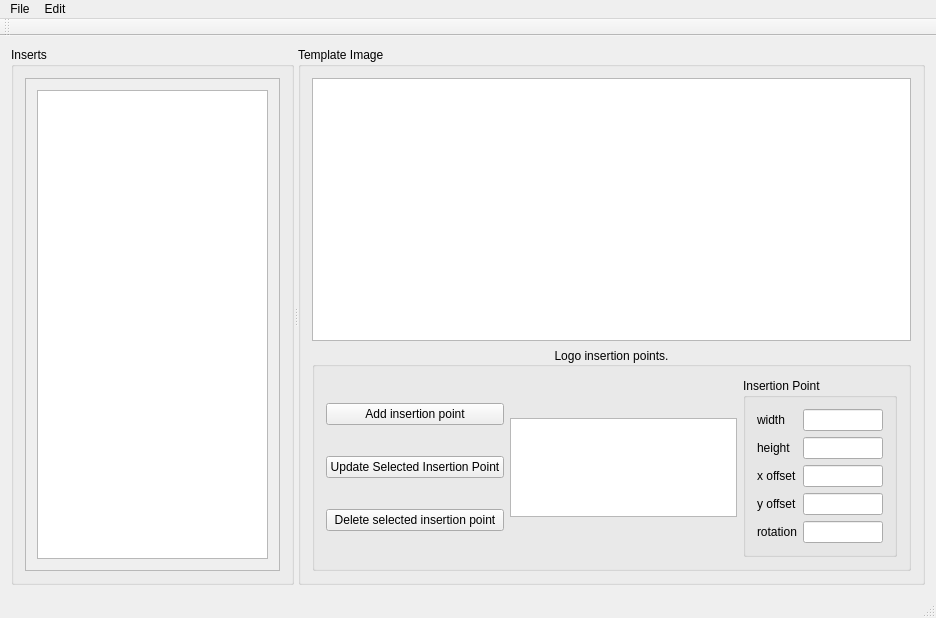
First picture: the form in make_image_inserts.ui, repository kenaaker/make_inserts_Qt, before the edit.
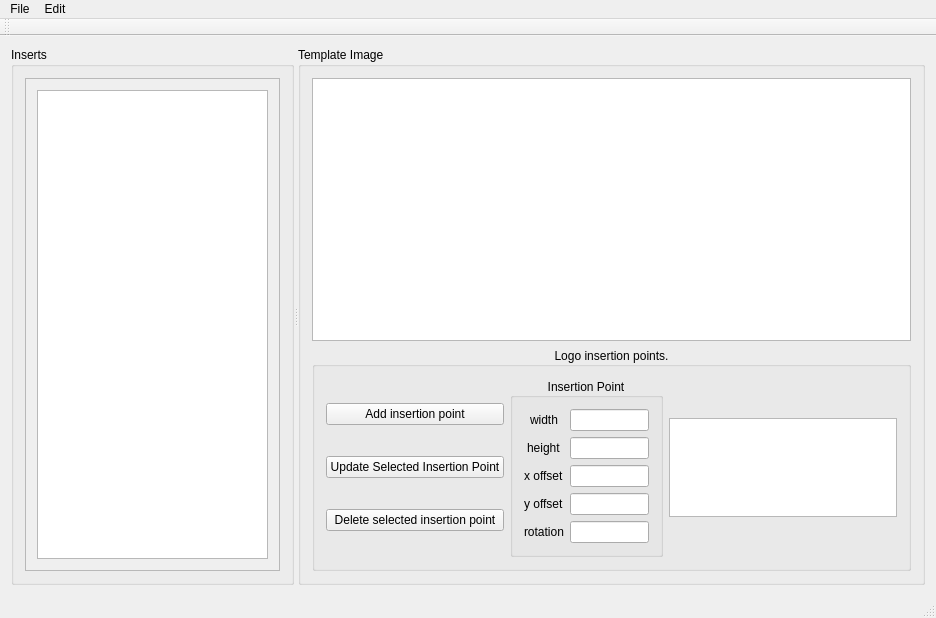
Second picture: the form after the edit. Custom widgets are drawn as their Qt base class.

Commit message: Changes to try to make insert mode work in lineedits.

Patch:
```diff
--- a/make_image_inserts.ui
+++ b/make_image_inserts.ui
@@ -240,33 +240,20 @@
              </item>
             </layout>
            </item>
-           <item>
-            <widget class="QListWidget" name="insertion_points">
-             <property name="sizePolicy">
-              <sizepolicy hsizetype="Expanding" vsizetype="Maximum">
-               <horstretch>0</horstretch>
-               <verstretch>0</verstretch>
-              </sizepolicy>
-             </property>
-             <property name="maximumSize">
-              <size>
-               <width>16777215</width>
-               <height>99</height>
-              </size>
-             </property>
-             <property name="whatsThis">
-              <string extracomment="These are the places where the image will be inserted"/>
-             </property>
-            </widget>
-           </item>
            <item>
             <widget class="QGroupBox" name="groupBox_4">
              <property name="title">
               <string>Insertion Point</string>
              </property>
+             <property name="alignment">
+              <set>Qt::AlignCenter</set>
+             </property>
              <layout class="QVBoxLayout" name="verticalLayout_6">
               <item>
                <layout class="QFormLayout" name="formLayout">
+                <property name="labelAlignment">
+                 <set>Qt::AlignCenter</set>
+                </property>
                 <item row="0" column="0">
                  <widget class="QLabel" name="w_label">
                   <property name="text">
@@ -282,6 +269,15 @@
                   <property name="maxLength">
                    <number>5</number>
                   </property>
+                  <property name="alignment">
+                   <set>Qt::AlignRight|Qt::AlignTrailing|Qt::AlignVCenter</set>
+                  </property>
+                  <property name="cursorMoveStyle">
+                   <enum>Qt::VisualMoveStyle</enum>
+                  </property>
+                  <property name="clearButtonEnabled">
+                   <bool>true</bool>
+                  </property>
                  </widget>
                 </item>
                 <item row="1" column="0">
@@ -293,9 +289,24 @@
                 </item>
                 <item row="1" column="1">
                  <widget class="QLineEdit" name="height">
+                  <property name="inputMethodHints">
+                   <set>Qt::ImhDigitsOnly</set>
+                  </property>
+                  <property name="inputMask">
+                   <string/>
+                  </property>
                   <property name="maxLength">
                    <number>5</number>
                   </property>
+                  <property name="alignment">
+                   <set>Qt::AlignRight|Qt::AlignTrailing|Qt::AlignVCenter</set>
+                  </property>
+                  <property name="cursorMoveStyle">
+                   <enum>Qt::VisualMoveStyle</enum>
+                  </property>
+                  <property name="clearButtonEnabled">
+                   <bool>true</bool>
+                  </property>
                  </widget>
                 </item>
                 <item row="2" column="0">
@@ -307,9 +318,24 @@
                 </item>
                 <item row="2" column="1">
                  <widget class="QLineEdit" name="xoffset">
+                  <property name="inputMethodHints">
+                   <set>Qt::ImhDigitsOnly</set>
+                  </property>
+                  <property name="inputMask">
+                   <string/>
+                  </property>
                   <property name="maxLength">
                    <number>5</number>
                   </property>
+                  <property name="alignment">
+                   <set>Qt::AlignRight|Qt::AlignTrailing|Qt::AlignVCenter</set>
+                  </property>
+                  <property name="cursorMoveStyle">
+                   <enum>Qt::VisualMoveStyle</enum>
+                  </property>
+                  <property name="clearButtonEnabled">
+                   <bool>true</bool>
+                  </property>
                  </widget>
                 </item>
                 <item row="3" column="0">
@@ -321,9 +347,24 @@
                 </item>
                 <item row="3" column="1">
                  <widget class="QLineEdit" name="yoffset">
+                  <property name="inputMethodHints">
+                   <set>Qt::ImhDigitsOnly</set>
+                  </property>
+                  <property name="inputMask">
+                   <string/>
+                  </property>
                   <property name="maxLength">
                    <number>5</number>
                   </property>
+                  <property name="alignment">
+                   <set>Qt::AlignRight|Qt::AlignTrailing|Qt::AlignVCenter</set>
+                  </property>
+                  <property name="cursorMoveStyle">
+                   <enum>Qt::VisualMoveStyle</enum>
+                  </property>
+                  <property name="clearButtonEnabled">
+                   <bool>true</bool>
+                  </property>
                  </widget>
                 </item>
                 <item row="4" column="0">
@@ -335,8 +376,23 @@
                 </item>
                 <item row="4" column="1">
                  <widget class="QLineEdit" name="rotation">
+                  <property name="inputMethodHints">
+                   <set>Qt::ImhDigitsOnly</set>
+                  </property>
+                  <property name="inputMask">
+                   <string/>
+                  </property>
                   <property name="maxLength">
-                   <number>3</number>
+                   <number>5</number>
+                  </property>
+                  <property name="alignment">
+                   <set>Qt::AlignRight|Qt::AlignTrailing|Qt::AlignVCenter</set>
+                  </property>
+                  <property name="cursorMoveStyle">
+                   <enum>Qt::VisualMoveStyle</enum>
+                  </property>
+                  <property name="clearButtonEnabled">
+                   <bool>true</bool>
                   </property>
                  </widget>
                 </item>
@@ -345,6 +401,25 @@
              </layout>
             </widget>
            </item>
+           <item>
+            <widget class="QListWidget" name="insertion_points">
+             <property name="sizePolicy">
+              <sizepolicy hsizetype="Expanding" vsizetype="Maximum">
+               <horstretch>0</horstretch>
+               <verstretch>0</verstretch>
+              </sizepolicy>
+             </property>
+             <property name="maximumSize">
+              <size>
+               <width>16777215</width>
+               <height>99</height>
+              </size>
+             </property>
+             <property name="whatsThis">
+              <string extracomment="These are the places where the image will be inserted"/>
+             </property>
+            </widget>
+           </item>
           </layout>
          </widget>
         </item>
```
Left out of the diff: 3 changed lines with no effect on the pictures. The commit also changes 1 other file.
